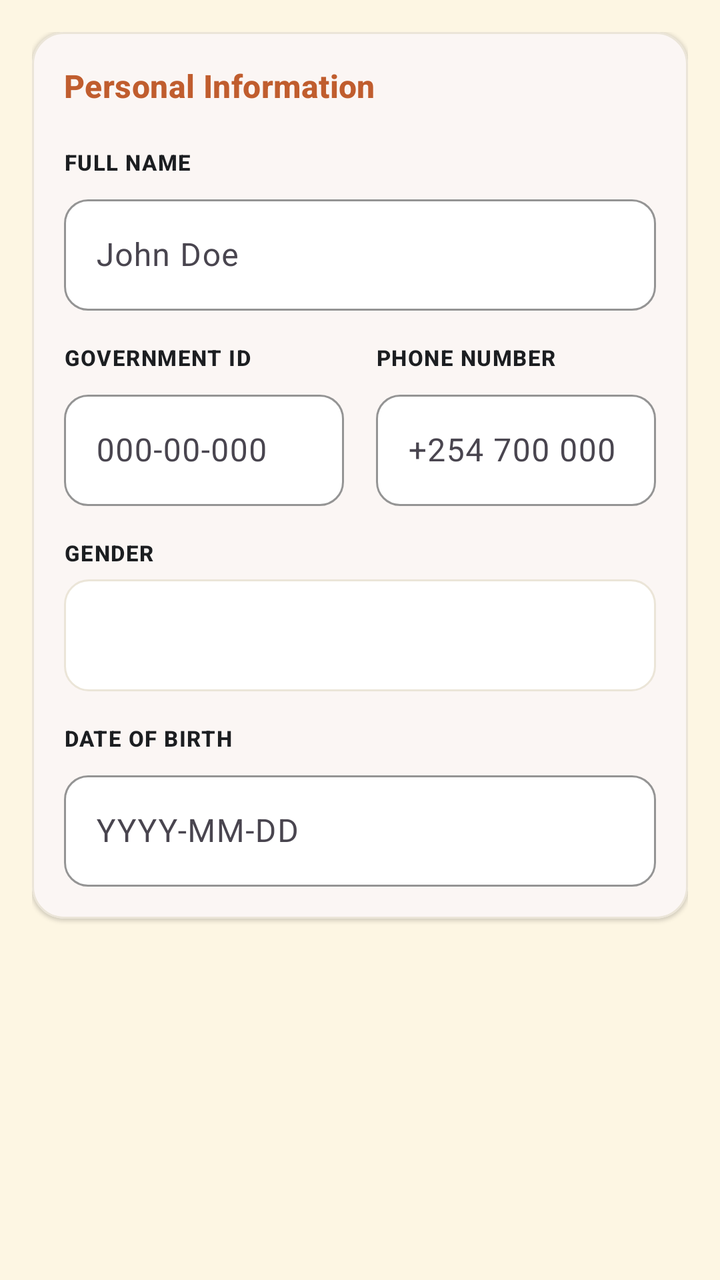
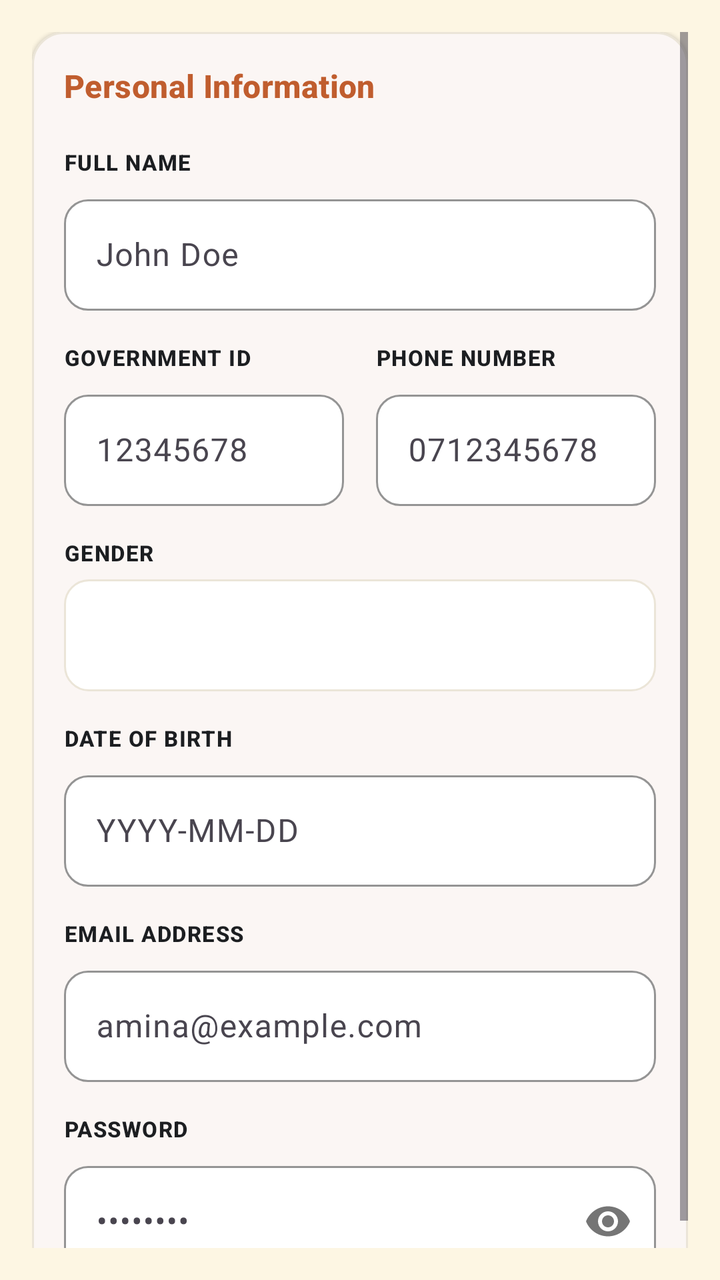

Compare the two renders of this Android layout. The source of the first and the diff that turns it into the second are given below.
<!-- AndroidManifest.xml: application theme Theme.TerraLink -->
<!-- res/layout/fragment_personal_info.xml -->
<?xml version="1.0" encoding="utf-8"?>
<ScrollView xmlns:android="http://schemas.android.com/apk/res/android"
    xmlns:app="http://schemas.android.com/apk/res-auto"
    android:layout_width="match_parent"
    android:layout_height="match_parent"
    android:padding="16dp">

    <com.google.android.material.card.MaterialCardView
        style="@style/Widget.TerraLink.Card"
        android:layout_width="match_parent"
        android:layout_height="wrap_content">

        <LinearLayout
            android:layout_width="match_parent"
            android:layout_height="wrap_content"
            android:orientation="vertical"
            android:padding="16dp">

            <TextView
                android:layout_width="wrap_content"
                android:layout_height="wrap_content"
                android:text="Personal Information"
                android:textColor="@color/terracotta_primary"
                android:textAppearance="?attr/textAppearanceTitleMedium"
                android:textStyle="bold" />

            
            <TextView
                android:layout_width="wrap_content"
                android:layout_height="wrap_content"
                android:layout_marginTop="20dp"
                android:text="FULL NAME"
                android:textColor="@color/navy_text_primary"
                android:textAppearance="?attr/textAppearanceLabelSmall"
                android:textStyle="bold" />

            <com.google.android.material.textfield.TextInputLayout
                android:id="@+id/tilFullName"
                style="@style/Widget.TerraLink.TextInputLayout"
                android:layout_width="match_parent"
                android:layout_height="wrap_content"
                android:layout_marginTop="6dp">

                <com.google.android.material.textfield.TextInputEditText
                    android:id="@+id/etFullName"
                    android:layout_width="match_parent"
                    android:layout_height="wrap_content"
                    android:hint="John Doe"
                    android:inputType="textPersonName" />
            </com.google.android.material.textfield.TextInputLayout>

            <TextView
                android:id="@+id/tvNameHelper"
                android:layout_width="wrap_content"
                android:layout_height="wrap_content"
                android:layout_marginTop="4dp"
                android:text="Name matches client record format."
                android:textColor="@color/status_green"
                android:textAppearance="?attr/textAppearanceBodySmall"
                android:visibility="gone" />

            
            <LinearLayout
                android:layout_width="match_parent"
                android:layout_height="wrap_content"
                android:layout_marginTop="16dp"
                android:orientation="horizontal">

                <LinearLayout
                    android:layout_width="0dp"
                    android:layout_height="wrap_content"
                    android:layout_marginEnd="8dp"
                    android:layout_weight="1"
                    android:orientation="vertical">

                    <TextView
                        android:layout_width="wrap_content"
                        android:layout_height="wrap_content"
                        android:text="GOVERNMENT ID"
                        android:textColor="@color/navy_text_primary"
                        android:textAppearance="?attr/textAppearanceLabelSmall"
                        android:textStyle="bold" />

                    <com.google.android.material.textfield.TextInputLayout
                        android:id="@+id/tilGovId"
                        style="@style/Widget.TerraLink.TextInputLayout"
                        android:layout_width="match_parent"
                        android:layout_height="wrap_content"
                        android:layout_marginTop="6dp">

                        <com.google.android.material.textfield.TextInputEditText
                            android:id="@+id/etGovId"
                            android:layout_width="match_parent"
                            android:layout_height="wrap_content"
                            android:hint="000-00-000"
                            android:inputType="text" />
                    </com.google.android.material.textfield.TextInputLayout>

                    <TextView
                        android:id="@+id/tvGovIdError"
                        android:layout_width="wrap_content"
                        android:layout_height="wrap_content"
                        android:layout_marginTop="4dp"
                        android:text="Enter 10 digits."
                        android:textColor="@color/status_red"
                        android:textAppearance="?attr/textAppearanceBodySmall"
                        android:visibility="gone" />
                </LinearLayout>

                <LinearLayout
                    android:layout_width="0dp"
                    android:layout_height="wrap_content"
                    android:layout_marginStart="8dp"
                    android:layout_weight="1"
                    android:orientation="vertical">

                    <TextView
                        android:layout_width="wrap_content"
                        android:layout_height="wrap_content"
                        android:text="PHONE NUMBER"
                        android:textColor="@color/navy_text_primary"
                        android:textAppearance="?attr/textAppearanceLabelSmall"
                        android:textStyle="bold" />

                    <com.google.android.material.textfield.TextInputLayout
                        android:id="@+id/tilPhone"
                        style="@style/Widget.TerraLink.TextInputLayout"
                        android:layout_width="match_parent"
                        android:layout_height="wrap_content"
                        android:layout_marginTop="6dp">

                        <com.google.android.material.textfield.TextInputEditText
                            android:id="@+id/etPhone"
                            android:layout_width="match_parent"
                            android:layout_height="wrap_content"
                            android:hint="+254 700 000"
                            android:inputType="phone" />
                    </com.google.android.material.textfield.TextInputLayout>

                    <TextView
                        android:id="@+id/tvPhoneError"
                        android:layout_width="wrap_content"
                        android:layout_height="wrap_content"
                        android:layout_marginTop="4dp"
                        android:text="Number is incomplete."
                        android:textColor="@color/status_red"
                        android:textAppearance="?attr/textAppearanceBodySmall"
                        android:visibility="gone" />
                </LinearLayout>
            </LinearLayout>

            
            <TextView
                android:layout_width="wrap_content"
                android:layout_height="wrap_content"
                android:layout_marginTop="16dp"
                android:text="GENDER"
                android:textColor="@color/navy_text_primary"
                android:textAppearance="?attr/textAppearanceLabelSmall"
                android:textStyle="bold" />

            <Spinner
                android:id="@+id/spinnerGender"
                android:layout_width="match_parent"
                android:layout_height="@dimen/input_height"
                android:layout_marginTop="6dp"
                android:background="@drawable/bg_input_background"
                android:paddingStart="12dp"
                android:paddingEnd="12dp" />

            
            <TextView
                android:layout_width="wrap_content"
                android:layout_height="wrap_content"
                android:layout_marginTop="16dp"
                android:text="DATE OF BIRTH"
                android:textColor="@color/navy_text_primary"
                android:textAppearance="?attr/textAppearanceLabelSmall"
                android:textStyle="bold" />

            <com.google.android.material.textfield.TextInputLayout
                android:id="@+id/tilDob"
                style="@style/Widget.TerraLink.TextInputLayout"
                android:layout_width="match_parent"
                android:layout_height="wrap_content"
                android:layout_marginTop="6dp">

                <com.google.android.material.textfield.TextInputEditText
                    android:id="@+id/etDob"
                    android:layout_width="match_parent"
                    android:layout_height="wrap_content"
                    android:hint="YYYY-MM-DD"
                    android:inputType="date" />
            </com.google.android.material.textfield.TextInputLayout>

        </LinearLayout>
    </com.google.android.material.card.MaterialCardView>
</ScrollView>
<!-- resources referenced by this layout -->
<resources>
  <color name="navy_text_primary">#1C1E21</color>
  <color name="status_green">#1F9D55</color>
  <color name="status_red">#DC2626</color>
  <color name="terracotta_primary">#C05D2E</color>
  <dimen name="input_height">56dp</dimen>
  <!-- drawable bg_input_background (drawable) -->
  <?xml version="1.0" encoding="utf-8"?>
  <shape xmlns:android="http://schemas.android.com/apk/res/android"
      android:shape="rectangle">
  
      <solid android:color="@color/on_terracotta" />
  
      <corners android:radius="12dp" />
  
      <stroke
          android:width="1dp"
          android:color="@color/surface_stroke" />
  
      <padding
          android:left="12dp"
          android:top="8dp"
          android:right="12dp"
          android:bottom="8dp" />
  
  </shape>
  <style name="Widget.TerraLink.Card" parent="Widget.Material3.CardView.Elevated">
          <item name="cardBackgroundColor">@color/terralink_card_view</item>
          <item name="cardCornerRadius">16dp</item>
          <item name="strokeColor">@color/surface_stroke</item>
          <item name="strokeWidth">1dp</item>
      </style>
  <style name="Widget.TerraLink.TextInputLayout" parent="Widget.Material3.TextInputLayout.OutlinedBox">
          <item name="boxStrokeColor">@color/terracotta_primary</item>
          <item name="boxCornerRadiusTopStart">12dp</item>
          <item name="boxCornerRadiusTopEnd">12dp</item>
          <item name="boxCornerRadiusBottomStart">12dp</item>
          <item name="boxCornerRadiusBottomEnd">12dp</item>
          <item name="boxStrokeWidth">1dp</item>
          <item name="boxStrokeWidthFocused">2dp</item>
          <item name="boxBackgroundColor">@color/surface_card</item>
          <item name="hintTextColor">@color/text_secondary</item>
      </style>
  <style name="Theme.TerraLink" parent="Theme.Material3.Light.NoActionBar">
          <item name="colorPrimary">@color/terracotta_primary</item>
          <item name="colorOnPrimary">@color/on_terracotta</item>
          <item name="colorPrimaryContainer">@color/terracotta_container</item>
          <item name="colorSecondary">@color/olive_secondary</item>
          <item name="android:colorBackground">@color/bg_cream</item>
          <item name="colorSurface">@color/surface_card</item>
          <item name="colorOnSurface">@color/navy_text_primary</item>
          <item name="colorError">@color/status_red</item>
          
          <item name="android:statusBarColor">@color/bg_cream</item>
          <item name="android:windowLightStatusBar">true</item>
          <item name="android:navigationBarColor">@color/surface_card</item>
          <item name="android:windowLightNavigationBar" tools:targetApi="27">true</item>
      </style>
  <color name="on_terracotta">#FFFFFF</color>
  <color name="surface_stroke">#EBE5D8</color>
  <color name="surface_card">#FFFFFF</color>
  <color name="text_secondary">#6E6B65</color>
  <color name="terracotta_container">#FBECE5</color>
  <color name="olive_secondary">#77804B</color>
  <color name="bg_cream">#FDF6E3</color>
</resources>

<!-- the commit's change to res/layout/fragment_personal_info.xml (unified diff, before → after) -->
@@ -3,6 +3,7 @@
     xmlns:app="http://schemas.android.com/apk/res-auto"
     android:layout_width="match_parent"
     android:layout_height="match_parent"
+    android:fillViewport="true"
     android:padding="16dp">
 
     <com.google.android.material.card.MaterialCardView
@@ -92,8 +93,9 @@
                             android:id="@+id/etGovId"
                             android:layout_width="match_parent"
                             android:layout_height="wrap_content"
-                            android:hint="000-00-000"
-                            android:inputType="text" />
+                            android:hint="12345678"
+                            android:inputType="number"
+                            android:maxLength="8" />
                     </com.google.android.material.textfield.TextInputLayout>
 
                     <TextView
@@ -133,8 +135,9 @@
                             android:id="@+id/etPhone"
                             android:layout_width="match_parent"
                             android:layout_height="wrap_content"
-                            android:hint="+254 700 000"
-                            android:inputType="phone" />
+                            android:hint="0712345678"
+                            android:inputType="phone"
+                            android:maxLength="10" />
                     </com.google.android.material.textfield.TextInputLayout>
 
                     <TextView
@@ -190,7 +193,61 @@
                     android:layout_width="match_parent"
                     android:layout_height="wrap_content"
                     android:hint="YYYY-MM-DD"
-                    android:inputType="date" />
+                    android:inputType="none"
+                    android:focusable="false"
+                    android:clickable="true"
+                    android:cursorVisible="false" />
+            </com.google.android.material.textfield.TextInputLayout>
+
+            
+            <TextView
+                android:layout_width="wrap_content"
+                android:layout_height="wrap_content"
+                android:layout_marginTop="16dp"
+                android:text="EMAIL ADDRESS"
+                android:textColor="@color/navy_text_primary"
+                android:textAppearance="?attr/textAppearanceLabelSmall"
+                android:textStyle="bold" />
+
+            <com.google.android.material.textfield.TextInputLayout
+                android:id="@+id/tilEmail"
+                style="@style/Widget.TerraLink.TextInputLayout"
+                android:layout_width="match_parent"
+                android:layout_height="wrap_content"
+                android:layout_marginTop="6dp">
+
+                <com.google.android.material.textfield.TextInputEditText
+                    android:id="@+id/etEmail"
+                    android:layout_width="match_parent"
+                    android:layout_height="wrap_content"
+                    android:hint="amina@example.com"
+                    android:inputType="textEmailAddress" />
+            </com.google.android.material.textfield.TextInputLayout>
+
+            
+            <TextView
+                android:layout_width="wrap_content"
+                android:layout_height="wrap_content"
+                android:layout_marginTop="16dp"
+                android:text="PASSWORD"
+                android:textColor="@color/navy_text_primary"
+                android:textAppearance="?attr/textAppearanceLabelSmall"
+                android:textStyle="bold" />
+
+            <com.google.android.material.textfield.TextInputLayout
+                android:id="@+id/tilPassword"
+                style="@style/Widget.TerraLink.TextInputLayout"
+                android:layout_width="match_parent"
+                android:layout_height="wrap_content"
+                android:layout_marginTop="6dp"
+                app:passwordToggleEnabled="true">
+
+                <com.google.android.material.textfield.TextInputEditText
+                    android:id="@+id/etPassword"
+                    android:layout_width="match_parent"
+                    android:layout_height="wrap_content"
+                    android:hint="••••••••"
+                    android:inputType="textPassword" />
             </com.google.android.material.textfield.TextInputLayout>
 
         </LinearLayout>
